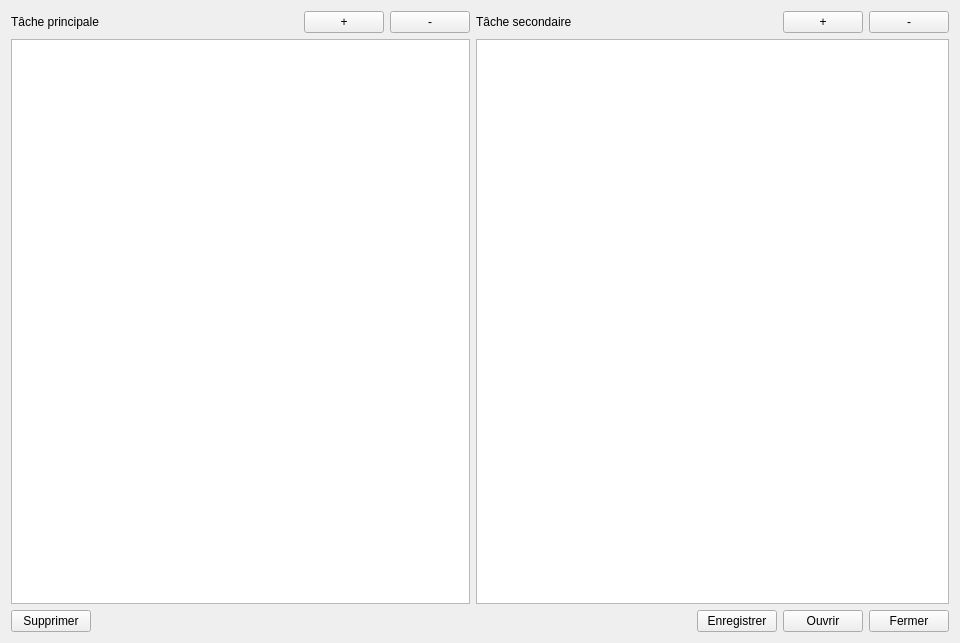
minaoh06/TodoList-Win, file todolist.ui: the form before one commit.
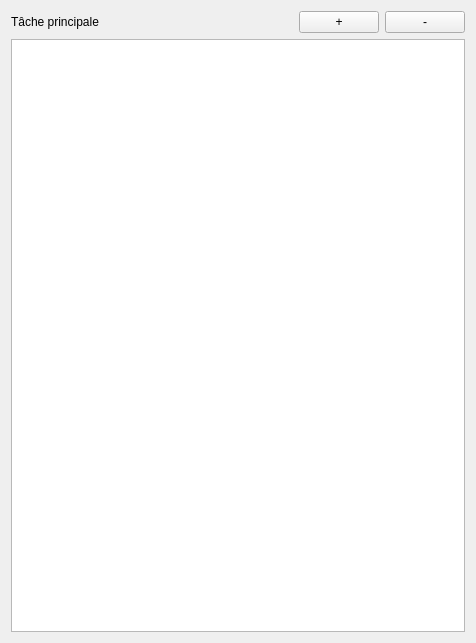
The form after the commit. Icons and pictures are not drawn.

What changed in the file:
```diff
--- a/todolist.ui
+++ b/todolist.ui
@@ -6,7 +6,7 @@
    <rect>
     <x>0</x>
     <y>0</y>
-    <width>960</width>
+    <width>476</width>
     <height>643</height>
    </rect>
   </property>
@@ -21,17 +21,23 @@
    <string notr="true"/>
   </property>
   <layout class="QGridLayout" name="gridLayout">
-   <item row="0" column="8">
-    <widget class="QPushButton" name="boutonPlusSecondaire">
-     <property name="text">
-      <string>+</string>
+   <item row="0" column="2">
+    <spacer name="horizontalSpacer">
+     <property name="orientation">
+      <enum>Qt::Horizontal</enum>
      </property>
-    </widget>
+     <property name="sizeHint" stdset="0">
+      <size>
+       <width>40</width>
+       <height>20</height>
+      </size>
+     </property>
+    </spacer>
    </item>
-   <item row="0" column="3">
-    <widget class="QPushButton" name="boutonPlusPrincipale">
+   <item row="0" column="4">
+    <widget class="QPushButton" name="boutonMoinsPrincipale">
      <property name="text">
-      <string>+</string>
+      <string>-</string>
      </property>
     </widget>
    </item>
@@ -42,6 +48,13 @@
      </property>
     </widget>
    </item>
+   <item row="0" column="3">
+    <widget class="QPushButton" name="boutonPlusPrincipale">
+     <property name="text">
+      <string>+</string>
+     </property>
+    </widget>
+   </item>
    <item row="1" column="1" colspan="4">
     <widget class="QListWidget" name="listWidgetPrincipale">
      <property name="dragDropMode">
@@ -55,108 +68,6 @@
      </property>
     </widget>
    </item>
-   <item row="1" column="5" colspan="5">
-    <widget class="QListWidget" name="listWidgetSecondaire">
-     <property name="selectionMode">
-      <enum>QAbstractItemView::MultiSelection</enum>
-     </property>
-     <property name="sortingEnabled">
-      <bool>false</bool>
-     </property>
-    </widget>
-   </item>
-   <item row="0" column="9">
-    <widget class="QPushButton" name="boutonMoinsSecondaire">
-     <property name="text">
-      <string>-</string>
-     </property>
-    </widget>
-   </item>
-   <item row="0" column="4">
-    <widget class="QPushButton" name="boutonMoinsPrincipale">
-     <property name="text">
-      <string>-</string>
-     </property>
-    </widget>
-   </item>
-   <item row="0" column="2">
-    <spacer name="horizontalSpacer">
-     <property name="orientation">
-      <enum>Qt::Horizontal</enum>
-     </property>
-     <property name="sizeHint" stdset="0">
-      <size>
-       <width>40</width>
-       <height>20</height>
-      </size>
-     </property>
-    </spacer>
-   </item>
-   <item row="3" column="1" colspan="9">
-    <layout class="QHBoxLayout" name="horizontalLayoutBouton">
-     <item>
-      <widget class="QPushButton" name="boutonSupprimer">
-       <property name="text">
-        <string>Supprimer</string>
-       </property>
-      </widget>
-     </item>
-     <item>
-      <spacer name="horizontalSpacer_3">
-       <property name="orientation">
-        <enum>Qt::Horizontal</enum>
-       </property>
-       <property name="sizeHint" stdset="0">
-        <size>
-         <width>40</width>
-         <height>20</height>
-        </size>
-       </property>
-      </spacer>
-     </item>
-     <item>
-      <widget class="QPushButton" name="boutonEnregistrer">
-       <property name="text">
-        <string>Enregistrer</string>
-       </property>
-      </widget>
-     </item>
-     <item>
-      <widget class="QPushButton" name="boutonOuvrir">
-       <property name="text">
-        <string>Ouvrir</string>
-       </property>
-      </widget>
-     </item>
-     <item>
-      <widget class="QPushButton" name="boutonFermer">
-       <property name="text">
-        <string>Fermer</string>
-       </property>
-      </widget>
-     </item>
-    </layout>
-   </item>
-   <item row="0" column="7">
-    <spacer name="horizontalSpacer_2">
-     <property name="orientation">
-      <enum>Qt::Horizontal</enum>
-     </property>
-     <property name="sizeHint" stdset="0">
-      <size>
-       <width>40</width>
-       <height>20</height>
-      </size>
-     </property>
-    </spacer>
-   </item>
-   <item row="0" column="5">
-    <widget class="QLabel" name="labelTacheSecondaire">
-     <property name="text">
-      <string>Tâche secondaire</string>
-     </property>
-    </widget>
-   </item>
   </layout>
  </widget>
  <resources/>
```
